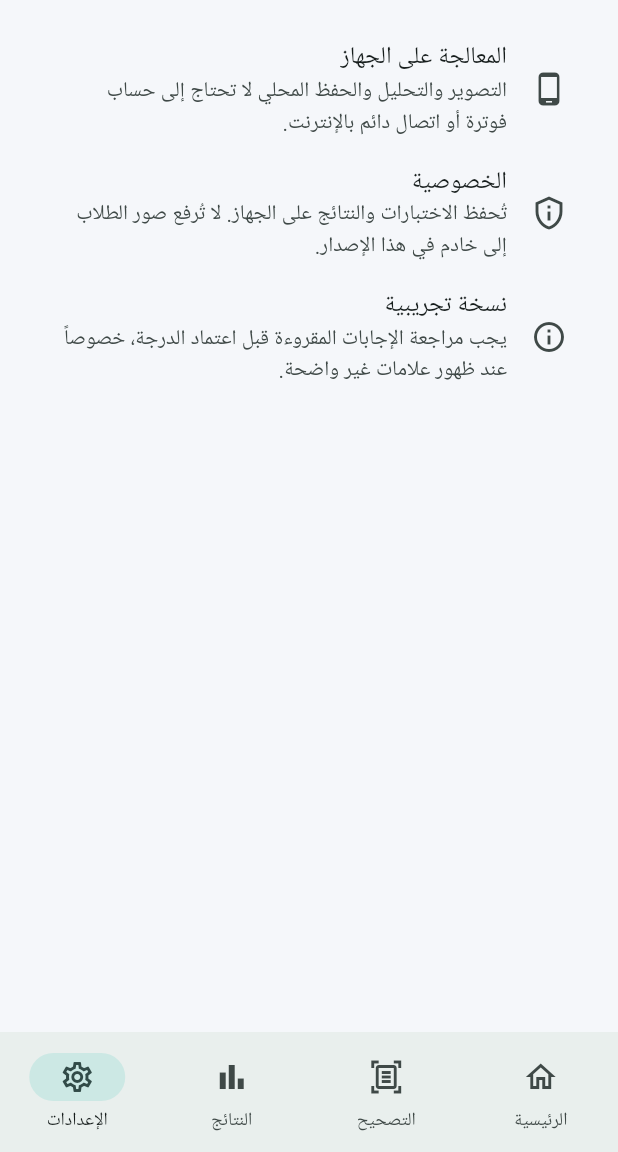
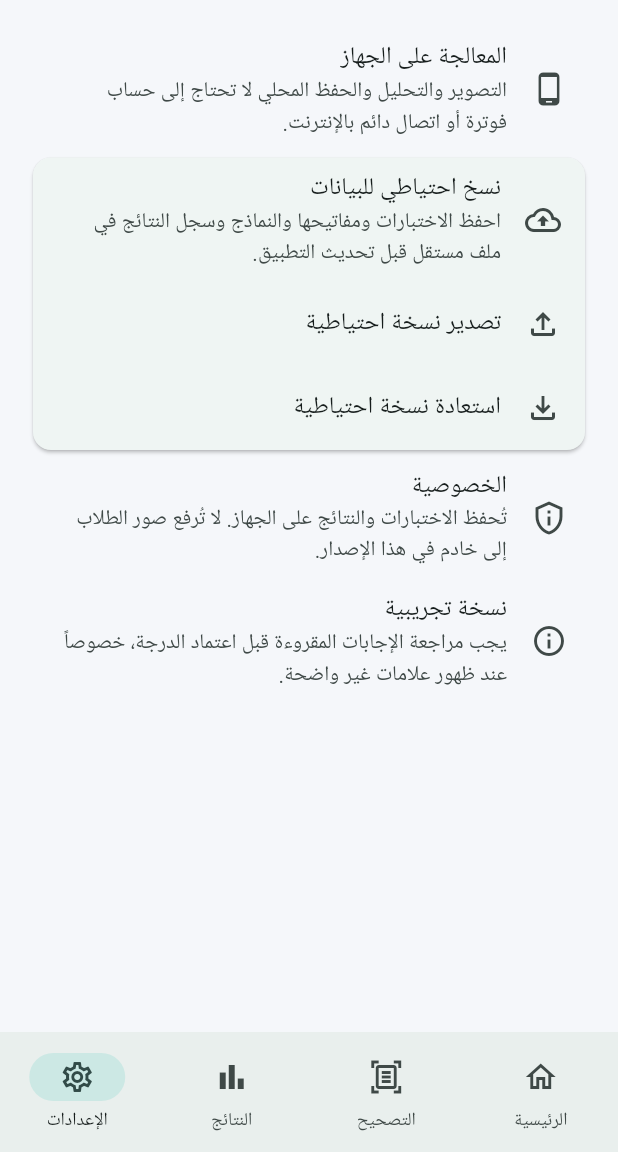
Before and after one commit to mdrstalnwr33-beep/Test-alqabi-, a Flutter app: the screen it shows after launch, item 4 of the bottom bar chosen, on a phone screen of 412 x 824 dp, the part 84-1236 px from its top. Run offline on Flutter 3.47's test engine with Material 3 defaults, Android fonts, the phone set to English and light mode, and no system bars; our stand-ins replace file_picker, image_picker, pdf, printing, share_plus, shared_preferences; missing offline and left inert: arabic_reshaper, tesseract_ocr; key blocks and very long unbroken strings in the code were emptied for the run.

Commit message:
Add backup export and restore controls to settings

```diff
--- a/lib/screens/home_screen.dart
+++ b/lib/screens/home_screen.dart
@@ -217,10 +217,40 @@ class _HomeScreenState extends State<HomeScreen> {
       ...results.map((r) => Card(child: ListTile(leading: CircleAvatar(child: Text(r.percentage.toStringAsFixed(0))), title: Text(r.studentName), subtitle: Text((r.seatNumber.isEmpty ? '' : 'رقم الجلوس: ' + r.seatNumber + ' • ') + r.examTitle + ' • ' + r.correct.toString() + '/' + r.total.toString() + ' • ' + r.scannedAt.toLocal().toString().substring(0, 16) + ' • النموذج: ' + (r.variantCode.isEmpty ? 'BASE' : r.variantCode)), trailing: Text(r.incorrect.toString() + ' خطأ'), onTap: () => _showResultDetails(r)))),
     ]);
   }
-  Widget _settingsPage() => ListView(padding: const EdgeInsets.all(18), children: const [
-    ListTile(leading: Icon(Icons.phone_android), title: Text('المعالجة على الجهاز'), subtitle: Text('التصوير والتحليل والحفظ المحلي لا تحتاج إلى حساب فوترة أو اتصال دائم بالإنترنت.')),
-    ListTile(leading: Icon(Icons.privacy_tip_outlined), title: Text('الخصوصية'), subtitle: Text('تُحفظ الاختبارات والنتائج على الجهاز. لا تُرفع صور الطلاب إلى خادم في هذا الإصدار.')),
-    ListTile(leading: Icon(Icons.info_outline), title: Text('نسخة تجريبية'), subtitle: Text('يجب مراجعة الإجابات المقروءة قبل اعتماد الدرجة، خصوصاً عند ظهور علامات غير واضحة.')),
+  Widget _settingsPage() => ListView(padding: const EdgeInsets.all(18), children: [
+    const ListTile(leading: Icon(Icons.phone_android), title: Text('المعالجة على الجهاز'), subtitle: Text('التصوير والتحليل والحفظ المحلي لا تحتاج إلى حساب فوترة أو اتصال دائم بالإنترنت.')),
+    Card(child: Column(children: [
+      const ListTile(leading: Icon(Icons.backup_outlined), title: Text('نسخ احتياطي للبيانات'), subtitle: Text('احفظ الاختبارات ومفاتيحها والنماذج وسجل النتائج في ملف مستقل قبل تحديث التطبيق.')),
+      ListTile(leading: const Icon(Icons.file_upload_outlined), title: const Text('تصدير نسخة احتياطية'), onTap: () async {
+        try {
+          final json = await store.exportBackup();
+          final dir = await getTemporaryDirectory();
+          final file = File('${dir.path}/alqadi-backup-${DateTime.now().millisecondsSinceEpoch}.json');
+          await file.writeAsString(json, flush: true);
+          await Share.shareXFiles([XFile(file.path)], text: 'النسخة الاحتياطية لتطبيق القاضي الذكي');
+        } catch (e) {
+          if (mounted) ScaffoldMessenger.of(context).showSnackBar(SnackBar(content: Text('تعذر إنشاء النسخة الاحتياطية: $e')));
+        }
+      }),
+      ListTile(leading: const Icon(Icons.file_download_outlined), title: const Text('استعادة نسخة احتياطية'), onTap: () async {
+        final confirm = await showDialog<bool>(context: context, builder: (ctx) => AlertDialog(
+          title: const Text('استعادة البيانات'),
+          content: const Text('ستستبدل هذه العملية الاختبارات والنتائج الحالية بمحتويات النسخة الاحتياطية. هل تريد المتابعة؟'),
+          actions: [TextButton(onPressed: () => Navigator.pop(ctx, false), child: const Text('إلغاء')), FilledButton(onPressed: () => Navigator.pop(ctx, true), child: const Text('استعادة'))],
+        ));
+        if (confirm != true) return;
+        try {
+          final count = await store.pickAndImportBackup();
+          if (count == null) return;
+          await _load();
+          if (mounted) ScaffoldMessenger.of(context).showSnackBar(SnackBar(content: Text('تمت استعادة $count سجلّاً بنجاح.')));
+        } catch (e) {
+          if (mounted) ScaffoldMessenger.of(context).showSnackBar(SnackBar(content: Text('تعذرت استعادة النسخة: $e')));
+        }
+      }),
+    ])),
+    const ListTile(leading: Icon(Icons.privacy_tip_outlined), title: Text('الخصوصية'), subtitle: Text('تُحفظ الاختبارات والنتائج على الجهاز. لا تُرفع صور الطلاب إلى خادم في هذا الإصدار.')),
+    const ListTile(leading: Icon(Icons.info_outline), title: Text('نسخة تجريبية'), subtitle: Text('يجب مراجعة الإجابات المقروءة قبل اعتماد الدرجة، خصوصاً عند ظهور علامات غير واضحة.')),
   ]);
 }
 
```
